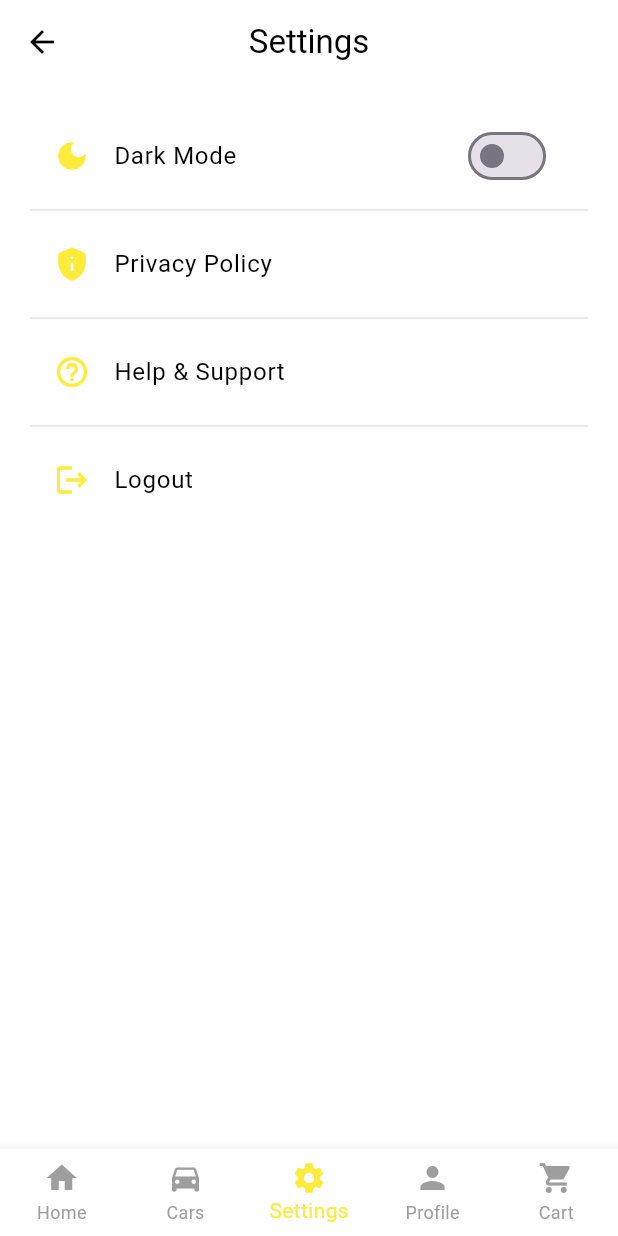
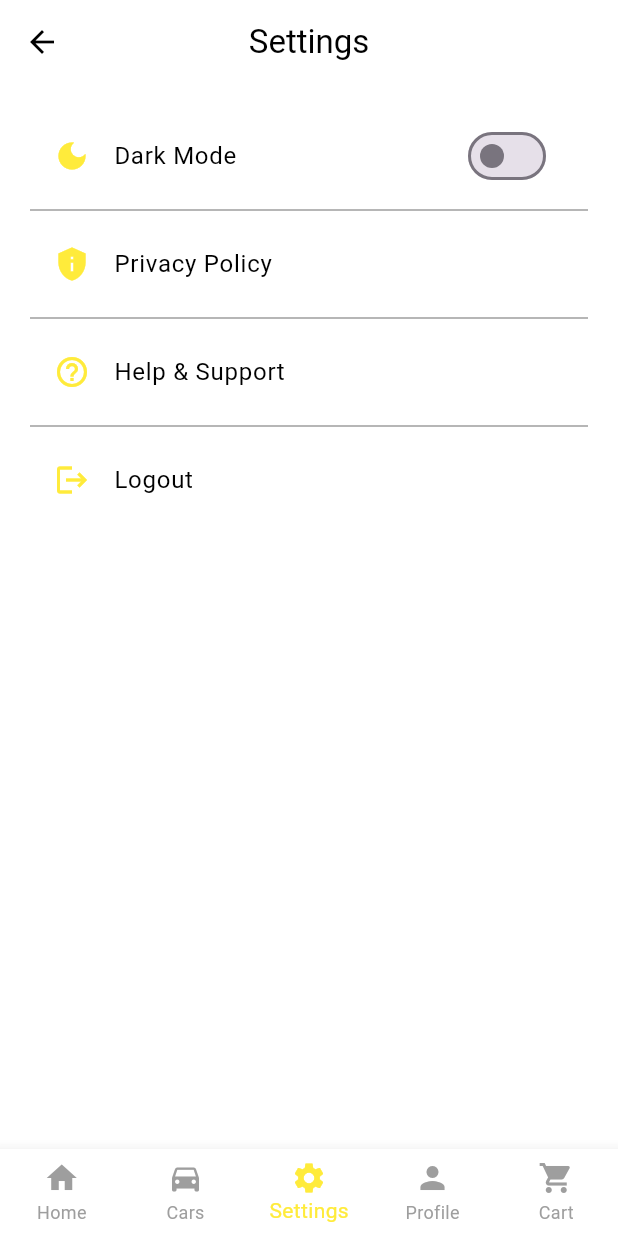
Before and after one commit to Govindh07/PIT_STOP, a Flutter app: the screen it shows once a user with an empty profile is signed in, item 3 of the bottom bar chosen, on a phone screen of 412 x 824 dp. Run offline on Flutter 3.47's test engine with Material 3 defaults, Android fonts, the phone set to English and light mode, and no system bars; our stand-ins replace carousel_slider, cloud_firestore, firebase_auth, firebase_core, shared_preferences; accounts and stored records are empty; network calls fail.

Commit message:
Pit Stop

```diff
--- a/lib/main.dart
+++ b/lib/main.dart
@@ -1,12 +1,14 @@
+import 'package:flutter/material.dart';
+import 'package:provider/provider.dart';
+import 'package:shared_preferences/shared_preferences.dart';
+import 'package:android_studio/Pit_Stop/screens/home_page.dart';
 import 'package:android_studio/Pit_Stop/screens/starting_page.dart';
-import 'package:android_studio/Pit_Stop/screens/home_page.dart';
 import 'package:android_studio/Pit_Stop/provider/favourite_provider.dart';
 import 'package:android_studio/Pit_Stop/provider/history_provider.dart';
 import 'package:android_studio/Pit_Stop/provider/theme_provider.dart';
 import 'package:firebase_core/firebase_core.dart';
 import 'package:firebase_auth/firebase_auth.dart';
-import 'package:flutter/material.dart';
-import 'package:provider/provider.dart';
+
 import 'firebase_options.dart';
 
 void main() async {
@@ -15,16 +17,15 @@ void main() async {
     options: DefaultFirebaseOptions.currentPlatform,
   );
 
-  // ✅ Preload theme from SharedPreferences
   final themeProvider = ThemeProvider();
-  await themeProvider.loadTheme(); // this must exist in ThemeProvider
+  await themeProvider.loadTheme(); // wait for shared prefs to load
 
   runApp(
     MultiProvider(
       providers: [
         ChangeNotifierProvider(create: (_) => FavoritesProvider()),
         ChangeNotifierProvider(create: (_) => HistoryProvider()),
-        ChangeNotifierProvider<ThemeProvider>.value(value: themeProvider), // use preloaded provider
+        ChangeNotifierProvider<ThemeProvider>.value(value: themeProvider), // use preloaded instance
       ],
       child: const MyApp(),
     ),
@@ -46,10 +47,7 @@ class MyApp extends StatelessWidget {
         scaffoldBackgroundColor: Colors.white,
         appBarTheme: const AppBarTheme(backgroundColor: Colors.white),
         textTheme: const TextTheme(bodyLarge: TextStyle(color: Colors.black)),
-        dividerColor: Colors.grey[300],
-        bottomNavigationBarTheme: const BottomNavigationBarThemeData(
-          backgroundColor: Colors.white,
-        ),
+        dividerColor: Colors.grey,
       ),
       darkTheme: ThemeData(
         brightness: Brightness.dark,
@@ -57,9 +55,6 @@ class MyApp extends StatelessWidget {
         appBarTheme: const AppBarTheme(backgroundColor: Colors.black),
         textTheme: const TextTheme(bodyLarge: TextStyle(color: Colors.white)),
         dividerColor: Colors.grey,
-        bottomNavigationBarTheme: const BottomNavigationBarThemeData(
-          backgroundColor: Colors.black,
-        ),
       ),
       home: StreamBuilder<User?>(
         stream: FirebaseAuth.instance.authStateChanges(),
```
